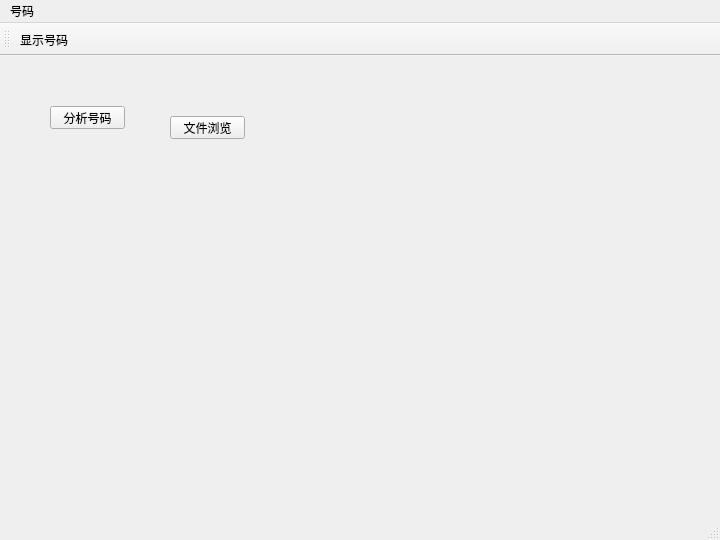
samksan/QT_QLC, file mainwindow.ui: the form before one commit.
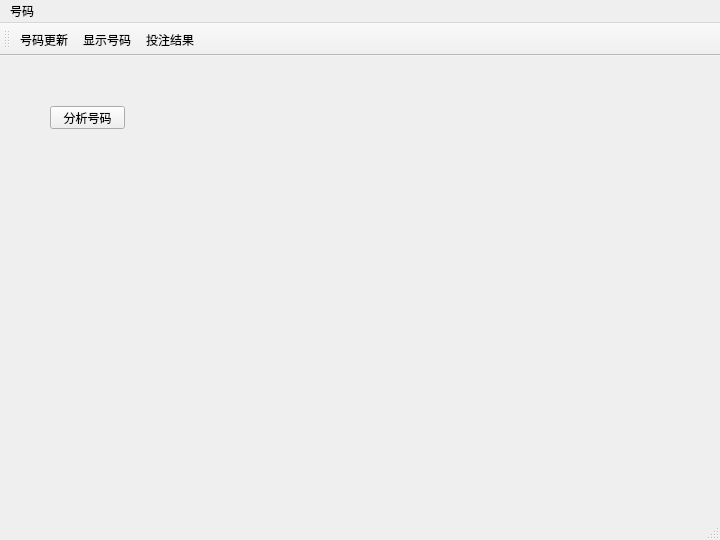
The form after the commit. Icons and pictures are not drawn.

Diff of the .ui file:
```diff
--- a/mainwindow.ui
+++ b/mainwindow.ui
@@ -27,19 +27,6 @@
      <string>分析号码</string>
     </property>
    </widget>
-   <widget class="QPushButton" name="pushButton">
-    <property name="geometry">
-     <rect>
-      <x>170</x>
-      <y>60</y>
-      <width>75</width>
-      <height>23</height>
-     </rect>
-    </property>
-    <property name="text">
-     <string>文件浏览</string>
-    </property>
-   </widget>
   </widget>
   <widget class="QMenuBar" name="menuBar">
    <property name="geometry">
@@ -66,7 +53,9 @@
    <attribute name="toolBarBreak">
     <bool>false</bool>
    </attribute>
+   <addaction name="actionKaijianghaoma"/>
    <addaction name="actionView"/>
+   <addaction name="actionContrast"/>
   </widget>
   <widget class="QStatusBar" name="statusBar"/>
   <action name="actionKaijianghaoma">
@@ -85,6 +74,21 @@
    </property>
    <property name="text">
     <string>显示号码</string>
+   </property>
+   <property name="toolTip">
+    <string>以表格的形式显示历史号码</string>
+   </property>
+  </action>
+  <action name="actionContrast">
+   <property name="icon">
+    <iconset resource="myresources.qrc">
+     <normaloff>:/icons/resources/icons/contrast_128px.png</normaloff>:/icons/resources/icons/contrast_128px.png</iconset>
+   </property>
+   <property name="text">
+    <string>投注结果</string>
+   </property>
+   <property name="toolTip">
+    <string>购买的号码保存到txt文件,第一行为本期开奖号码,格式为:xx xx xx xx xx xx-xx</string>
    </property>
   </action>
  </widget>
```
Left out of the diff: 4 changed lines with no effect on the pictures.
